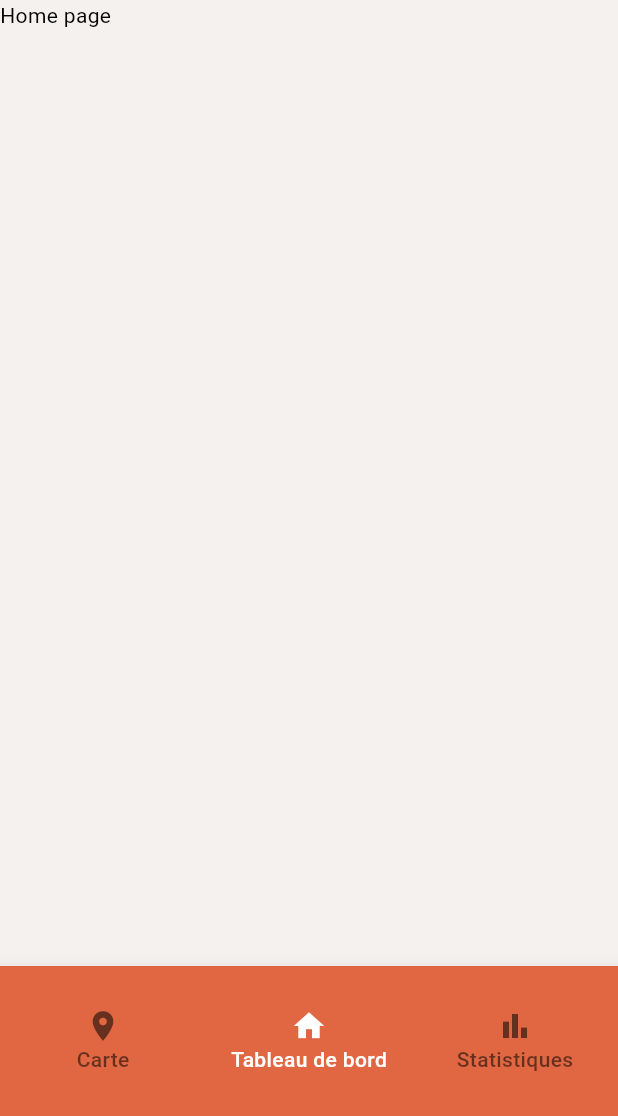
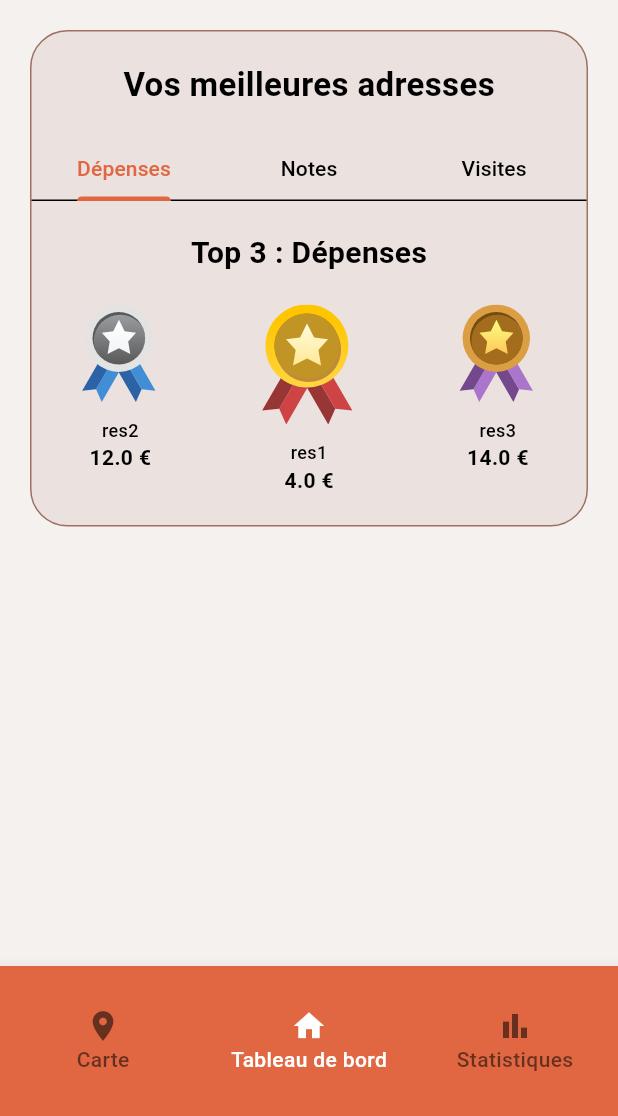
Before and after one commit to YBallanger/forkify, a Flutter app: the screen it shows after launch, on a phone screen of 412 x 824 dp, the part 120-1236 px from its top. Run offline on Flutter 3.47's test engine with Material 3 defaults, Android fonts, the light colour scheme and no system bars; our stand-ins replace flutter_svg, go_router; Roboto replaces fonts that are missing (roboto).

Commit message:
:sparkles: feat : Visuel medailles

```diff
--- /dev/null
+++ b/lib/model/restaurant.model.dart
@@ -0,0 +1,47 @@
+// ignore_for_file: public_member_api_docs, sort_constructors_first
+import 'dart:convert';
+
+class RestaurantModel {
+  String name;
+  RestaurantModel({
+    required this.name,
+  });
+
+  RestaurantModel copyWith({
+    String? name,
+  }) {
+    return RestaurantModel(
+      name: name ?? this.name,
+    );
+  }
+
+  Map<String, dynamic> toMap() {
+    return <String, dynamic>{
+      'name': name,
+    };
+  }
+
+  factory RestaurantModel.fromMap(Map<String, dynamic> map) {
+    return RestaurantModel(
+      name: map['name'] as String,
+    );
+  }
+
+  String toJson() => json.encode(toMap());
+
+  factory RestaurantModel.fromJson(String source) =>
+      RestaurantModel.fromMap(json.decode(source) as Map<String, dynamic>);
+
+  @override
+  String toString() => 'RestaurantModel(name: $name)';
+
+  @override
+  bool operator ==(covariant RestaurantModel other) {
+    if (identical(this, other)) return true;
+
+    return other.name == name;
+  }
+
+  @override
+  int get hashCode => name.hashCode;
+}
--- /dev/null
+++ b/lib/model/restaurant_statistics.model.dart
@@ -0,0 +1,80 @@
+// ignore_for_file: public_member_api_docs, sort_constructors_first
+import 'dart:convert';
+
+import 'package:forkify/model/restaurant.model.dart';
+
+class RestaurantStatisticsModel {
+  RestaurantModel restaurant;
+  double amountSpent;
+  int rating;
+  int numberOfVisits;
+
+  RestaurantStatisticsModel({
+    required this.restaurant,
+    required this.amountSpent,
+    required this.rating,
+    required this.numberOfVisits,
+  });
+
+  RestaurantStatisticsModel copyWith({
+    RestaurantModel? restaurant,
+    double? amountSpent,
+    int? rating,
+    int? numberOfVisits,
+  }) {
+    return RestaurantStatisticsModel(
+      restaurant: restaurant ?? this.restaurant,
+      amountSpent: amountSpent ?? this.amountSpent,
+      rating: rating ?? this.rating,
+      numberOfVisits: numberOfVisits ?? this.numberOfVisits,
+    );
+  }
+
+  Map<String, dynamic> toMap() {
+    return <String, dynamic>{
+      'restaurant': restaurant.toMap(),
+      'amountSpent': amountSpent,
+      'rating': rating,
+      'numberOfVisits': numberOfVisits,
+    };
+  }
+
+  factory RestaurantStatisticsModel.fromMap(Map<String, dynamic> map) {
+    return RestaurantStatisticsModel(
+      restaurant:
+          RestaurantModel.fromMap(map['restaurant'] as Map<String, dynamic>),
+      amountSpent: map['amountSpent'] as double,
+      rating: map['rating'] as int,
+      numberOfVisits: map['numberOfVisits'] as int,
+    );
+  }
+
+  String toJson() => json.encode(toMap());
+
+  factory RestaurantStatisticsModel.fromJson(String source) =>
+      RestaurantStatisticsModel.fromMap(
+          json.decode(source) as Map<String, dynamic>);
+
+  @override
+  String toString() {
+    return 'RestaurantStatisticsModel(restaurant: $restaurant, amountSpent: $amountSpent, rating: $rating, numberOfVisits: $numberOfVisits)';
+  }
+
+  @override
+  bool operator ==(covariant RestaurantStatisticsModel other) {
+    if (identical(this, other)) return true;
+
+    return other.restaurant == restaurant &&
+        other.amountSpent == amountSpent &&
+        other.rating == rating &&
+        other.numberOfVisits == numberOfVisits;
+  }
+
+  @override
+  int get hashCode {
+    return restaurant.hashCode ^
+        amountSpent.hashCode ^
+        rating.hashCode ^
+        numberOfVisits.hashCode;
+  }
+}
--- a/lib/res/fonts.dart
+++ b/lib/res/fonts.dart
@@ -1,8 +1,20 @@
 import 'package:flutter/material.dart';
 
 class Fonts {
+  static final TextStyle bodySmall = TextStyle(
+      fontFamily: "roboto", fontSize: 12, fontWeight: FontWeight.w500);
+
   static final TextStyle bodyMedium = TextStyle(
       fontFamily: "roboto", fontSize: 14, fontWeight: FontWeight.w500);
+
+  static final TextStyle boldBodyMedium = TextStyle(
+      fontFamily: "roboto", fontSize: 14, fontWeight: FontWeight.w700);
+
+  static final TextStyle subtitleMedium = TextStyle(
+      fontFamily: "roboto", fontSize: 20, fontWeight: FontWeight.w600);
+
+  static final TextStyle titleMedium = TextStyle(
+      fontFamily: "roboto", fontSize: 22, fontWeight: FontWeight.w700);
 
   static final TextStyle titleLarge = TextStyle(
       fontFamily: "roboto", fontSize: 26, fontWeight: FontWeight.w700);
--- a/lib/res/theme/color_schemes.dart
+++ b/lib/res/theme/color_schemes.dart
@@ -12,4 +12,5 @@ const lightColorScheme = ColorScheme(
   onSurface: Color(0xff000000),
   primaryContainer: Color(0xffebe2e0),
   onPrimaryContainer: Color(0xff1f1614),
+  outline: Color(0xff9D7062)
 );
--- /dev/null
+++ b/lib/view/feature/topAdresses/top_addresses.feature.dart
@@ -0,0 +1,90 @@
+import 'dart:math';
+
+import 'package:flutter/material.dart';
+import 'package:forkify/model/restaurant.model.dart';
+import 'package:forkify/model/restaurant_statistics.model.dart';
+import 'package:forkify/res/fonts.dart';
+import 'package:forkify/view/feature/topAdresses/top_addresses_badges.widget.dart';
+import 'package:forkify/view/feature/topAdresses/top_addresses_tab_bar.widget.dart';
+
+class TopAddresses extends StatefulWidget {
+  const TopAddresses({
+    super.key,
+  });
+
+  @override
+  State<TopAddresses> createState() => _TopAddressesState();
+}
+
+class _TopAddressesState extends State<TopAddresses>
+    with TickerProviderStateMixin {
+  final List<RestaurantStatisticsModel> _restaurantStatistics = [];
+
+  late final TabController _tabController;
+
+  @override
+  void initState() {
+    super.initState();
+    _tabController = TabController(length: 3, vsync: this);
+  }
+
+  @override
+  void dispose() {
+    _tabController.dispose();
+    super.dispose();
+  }
+
+  @override
+  Widget build(BuildContext context) {
+    return Container(
+      width: double.infinity,
+      padding: EdgeInsets.symmetric(vertical: 20),
+      decoration: BoxDecoration(
+        border: Border.all(color: Theme.of(context).colorScheme.outline),
+        borderRadius: BorderRadius.all(Radius.circular(25)),
+        color: Theme.of(context).colorScheme.primaryContainer,
+      ),
+      child: Column(
+        children: [
+          Text(
+            "Vos meilleures adresses",
+            style: Fonts.titleMedium,
+          ),
+          SizedBox(
+            height: 20,
+          ),
+          TopAddressesTabBar(
+            tabController: _tabController,
+          ),
+          SizedBox(
+            height: 20,
+          ),
+          TopAddressesBadges(
+            firstRestaurant: RestaurantStatisticsModel(
+                restaurant: RestaurantModel(name: "res1"),
+                amountSpent: 4,
+                rating: 4,
+                numberOfVisits: 7),
+            secondRestaurant: RestaurantStatisticsModel(
+                restaurant: RestaurantModel(name: "res2"),
+                amountSpent: 12,
+                rating: 4,
+                numberOfVisits: 7),
+            thirdRestaurant: RestaurantStatisticsModel(
+                restaurant: RestaurantModel(name: "res3"),
+                amountSpent: 14,
+                rating: 2,
+                numberOfVisits: 67),
+            badgesGraphType: BadgesGraphType.money,
+          )
+        ],
+      ),
+    );
+  }
+}
+
+enum BadgesGraphType {
+  money,
+  rating,
+  visit,
+}
--- /dev/null
+++ b/lib/view/feature/topAdresses/top_addresses_badges.widget.dart
@@ -0,0 +1,127 @@
+import 'package:flutter/material.dart';
+import 'package:flutter_svg/svg.dart';
+import 'package:forkify/model/restaurant.model.dart';
+import 'package:forkify/model/restaurant_statistics.model.dart';
+import 'package:forkify/res/fonts.dart';
+import 'package:forkify/view/feature/topAdresses/top_addresses.feature.dart';
+
+class TopAddressesBadges extends StatelessWidget {
+  const TopAddressesBadges({
+    super.key,
+    required this.firstRestaurant,
+    required this.secondRestaurant,
+    required this.thirdRestaurant,
+    required this.badgesGraphType,
+  });
+
+  final RestaurantStatisticsModel firstRestaurant;
+  final RestaurantStatisticsModel secondRestaurant;
+  final RestaurantStatisticsModel thirdRestaurant;
+  final BadgesGraphType badgesGraphType;
+
+  String getTitle() {
+    switch (badgesGraphType) {
+      case BadgesGraphType.money:
+        return "Top 3 : Dépenses";
+      case BadgesGraphType.rating:
+        return "Top 3 : Notes";
+      case BadgesGraphType.visit:
+        return "Top 3 : Visites";
+    }
+  }
+
+  String getResult(RestaurantStatisticsModel restaurantStatistics) {
+    switch (badgesGraphType) {
+      case BadgesGraphType.money:
+        return "${restaurantStatistics.amountSpent} €";
+      case BadgesGraphType.rating:
+        return "Top 3 : Notes";
+      case BadgesGraphType.visit:
+        return "Top 3 : Visites";
+    }
+  }
+
+  @override
+  Widget build(BuildContext context) {
+    return Column(
+      children: [
+        Text(
+          getTitle(),
+          style: Fonts.subtitleMedium,
+        ),
+        SizedBox(
+          height: 20,
+        ),
+        Row(
+          mainAxisAlignment: MainAxisAlignment.spaceAround,
+          crossAxisAlignment: CrossAxisAlignment.start,
+          children: [
+            SizedBox(
+              width: 65,
+              child: Column(
+                children: [
+                  SvgPicture.asset(
+                    "asset/medal/silver-medal.svg",
+                    width: 65,
+                  ),
+                  const SizedBox(
+                    height: 10,
+                  ),
+                  Text(secondRestaurant.restaurant.name,
+                      style: Fonts.bodySmall),
+                  Text(
+                    getResult(secondRestaurant),
+                    style: Fonts.boldBodyMedium,
+                  )
+                ],
+              ),
+            ),
+            SizedBox(
+              width: 80,
+              child: Column(
+                mainAxisAlignment: MainAxisAlignment.start,
+                children: [
+                  SvgPicture.asset(
+                    "asset/medal/gold-medal.svg",
+                    width: 80,
+                  ),
+                  const SizedBox(
+                    height: 10,
+                  ),
+                  Text(firstRestaurant.restaurant.name, style: Fonts.bodySmall),
+                  Text(
+                    getResult(firstRestaurant),
+                    style: Fonts.boldBodyMedium,
+                  )
+                ],
+              ),
+            ),
+            SizedBox(
+              width: 65,
+              child: Column(
+                children: [
+                  SvgPicture.asset(
+                    "asset/medal/bronze-medal.svg",
+                    height: 65,
+                    width: 65,
+                  ),
+                  const SizedBox(
+                    height: 10,
+                  ),
+                  Text(
+                    thirdRestaurant.restaurant.name,
+                    style: Fonts.bodySmall,
+                  ),
+                  Text(
+                    getResult(thirdRestaurant),
+                    style: Fonts.boldBodyMedium,
+                  )
+                ],
+              ),
+            ),
+          ],
+        ),
+      ],
+    );
+  }
+}
--- /dev/null
+++ b/lib/view/feature/topAdresses/top_addresses_tab_bar.widget.dart
@@ -0,0 +1,27 @@
+import 'package:flutter/material.dart';
+import 'package:forkify/res/fonts.dart';
+
+class TopAddressesTabBar extends StatelessWidget {
+  const TopAddressesTabBar({
+    super.key,
+    required this.tabController,
+  });
+
+  final TabController tabController;
+
+  @override
+  Widget build(BuildContext context) {
+    return TabBar(
+      controller: tabController,
+      labelPadding: EdgeInsets.all(10),
+      tabs: [
+        Text(
+          "Dépenses",
+          style: Fonts.bodyMedium,
+        ),
+        Text("Notes", style: Fonts.bodyMedium),
+        Text("Visites", style: Fonts.bodyMedium)
+      ],
+    );
+  }
+}
--- a/lib/view/screen/home.screen.dart
+++ b/lib/view/screen/home.screen.dart
@@ -1,4 +1,5 @@
 import 'package:flutter/material.dart';
+import 'package:forkify/view/feature/topAdresses/top_addresses.feature.dart';
 
 class HomeScreen extends StatelessWidget {
   const HomeScreen({
@@ -7,6 +8,13 @@ class HomeScreen extends StatelessWidget {
 
   @override
   Widget build(BuildContext context) {
-    return Text("Home page");
+    return Padding(
+      padding: const EdgeInsets.all(20.0),
+      child: Column(
+        children: [
+          TopAddresses()
+        ],
+      ),
+    );
   }
 }
--- a/pubspec.yaml
+++ b/pubspec.yaml
@@ -9,6 +9,7 @@ environment:
 dependencies:
   flutter:
     sdk: flutter
+  flutter_svg: ^2.0.16
   go_router: ^14.6.2
 
 dev_dependencies:
@@ -18,3 +19,6 @@ dev_dependencies:
 
 flutter:
   uses-material-design: true
+
+  assets:
+    - asset/medal/
```
Also changed, not shown: asset/medal/bronze-medal.svg (added), asset/medal/gold-medal.svg (added), asset/medal/silver-medal.svg (added), lib/view/feature/topAdresses/silver-medal.svg (added), pubspec.lock.
